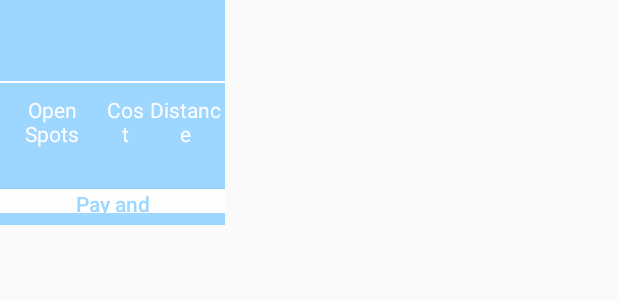
After one commit to PascalCoder/android_assignment_4, an Android app: the layout custom_info_window.xml on its own in the app's theme, with its tools: preview values and no code run, on a phone screen of 412 x 824 dp. The commit adds this screen. Shown: the top 300 px of the screen. Run offline under Robolectric (Android 15) with nearby library versions, the phone set to English and light mode, and no system bars.

Commit message:
info window customized

```diff
--- a/app/src/main/java/com/example/assignment_4/ParkingPojo.java
+++ b/app/src/main/java/com/example/assignment_4/ParkingPojo.java
@@ -3,7 +3,7 @@ package com.example.assignment_4;
 import com.google.gson.annotations.Expose;
 import com.google.gson.annotations.SerializedName;
 
-public class ParkingPojo {
+public class ParkingPojo extends ParkingExtras{
 
     @SerializedName("id")
     @Expose
--- /dev/null
+++ b/app/src/main/res/layout/custom_info_window.xml
@@ -0,0 +1,128 @@
+<?xml version="1.0" encoding="utf-8"?>
+<RelativeLayout xmlns:android="http://schemas.android.com/apk/res/android"
+    android:layout_width="150dp"
+    android:layout_height="150dp"
+    xmlns:app="http://schemas.android.com/apk/res-auto"
+    android:background="@color/colorSkyBlue"
+    android:alpha="0.8"
+    android:paddingBottom="8dp"> <!-- app:cardBackgroundColor="@color/colorSkyBlue" app:cardCornerRadius="5dp"-->
+
+    <LinearLayout
+        android:layout_width="300dp"
+        android:layout_height="200dp"
+        android:orientation="vertical">
+        <TextView
+            android:id="@+id/tv_name"
+            android:layout_width="match_parent"
+            android:layout_height="wrap_content"
+            android:textColor="@color/colorWhite"
+            android:textStyle="bold"
+            android:paddingStart="10dp"
+            android:paddingTop="15dp"/>
+        <TextView
+            android:id="@+id/tv_address"
+            android:layout_width="match_parent"
+            android:layout_height="wrap_content"
+            android:textColor="@color/colorWhite"
+            android:paddingStart="10dp"
+            /> <!-- android:paddingTop="15dp" -->
+        <View
+            android:layout_width="match_parent"
+            android:layout_height="1dp"
+            android:background="@color/colorWhite"/>
+
+        <LinearLayout
+            android:layout_width="match_parent"
+            android:layout_height="wrap_content"
+            android:orientation="horizontal"
+            android:paddingTop="8dp"
+            android:paddingBottom="8dp">
+
+            <LinearLayout
+                android:layout_width="wrap_content"
+                android:layout_height="wrap_content"
+                android:orientation="vertical"
+                android:layout_weight="1">
+
+                <TextView
+                    android:id="@+id/tv_spot_label"
+                    android:layout_width="match_parent"
+                    android:layout_height="wrap_content"
+                    android:gravity="center"
+                    android:text="Open Spots"
+                    android:textColor="@color/colorWhite"/>
+                <TextView
+                    android:id="@+id/tv_spot"
+                    android:layout_width="match_parent"
+                    android:layout_height="wrap_content"
+                    android:gravity="center"
+                    android:textColor="@color/colorWhite"/>
+            </LinearLayout>
+
+            <LinearLayout
+                android:layout_width="wrap_content"
+                android:layout_height="wrap_content"
+                android:orientation="vertical"
+                android:layout_weight="1">
+
+                <TextView
+                    android:id="@+id/tv_cost_label"
+                    android:layout_width="match_parent"
+                    android:layout_height="wrap_content"
+                    android:gravity="center"
+                    android:text="Cost"
+                    android:textColor="@color/colorWhite"/>
+                <TextView
+                    android:id="@+id/tv_cost"
+                    android:layout_width="match_parent"
+                    android:layout_height="wrap_content"
+                    android:gravity="center"
+                    android:textColor="@color/colorWhite"/>
+            </LinearLayout>
+
+            <LinearLayout
+                android:layout_width="wrap_content"
+                android:layout_height="wrap_content"
+                android:orientation="vertical"
+                android:layout_weight="1">
+
+                <TextView
+                    android:id="@+id/tv_distance_label"
+                    android:layout_width="match_parent"
+                    android:layout_height="wrap_content"
+                    android:gravity="center"
+                    android:text="Distance"
+                    android:textColor="@color/colorWhite"/>
+                <TextView
+                    android:id="@+id/tv_distance"
+                    android:layout_width="match_parent"
+                    android:layout_height="wrap_content"
+                    android:gravity="center"
+                    android:textColor="@color/colorWhite"/>
+            </LinearLayout>
+        </LinearLayout>
+
+        <Button
+            android:id="@+id/btn_pay_reserve"
+            android:layout_width="wrap_content"
+            android:layout_height="wrap_content"
+            android:text="Pay and Reserve"
+            android:textAllCaps="false"
+            android:layout_gravity="center_horizontal"
+            android:textColor="@color/colorSkyBlue"
+            android:background="@color/colorWhite"
+            android:paddingStart="30dp"
+            android:paddingEnd="30dp"
+            android:height="50dp"/>
+        <TextView
+            android:id="@+id/tv_more"
+            android:layout_width="wrap_content"
+            android:layout_height="wrap_content"
+            android:text="More"
+            android:layout_gravity="center_horizontal"
+            android:textColor="@color/colorWhite"
+            android:paddingBottom="8dp"/>
+
+    </LinearLayout>
+
+</RelativeLayout>
```
Also changed, not shown: app/src/main/java/com/example/assignment_4/MapsActivity.java (+125 -10 lines), app/src/main/java/com/example/assignment_4/ParkingExtras.java (added, +25 -0 lines).
